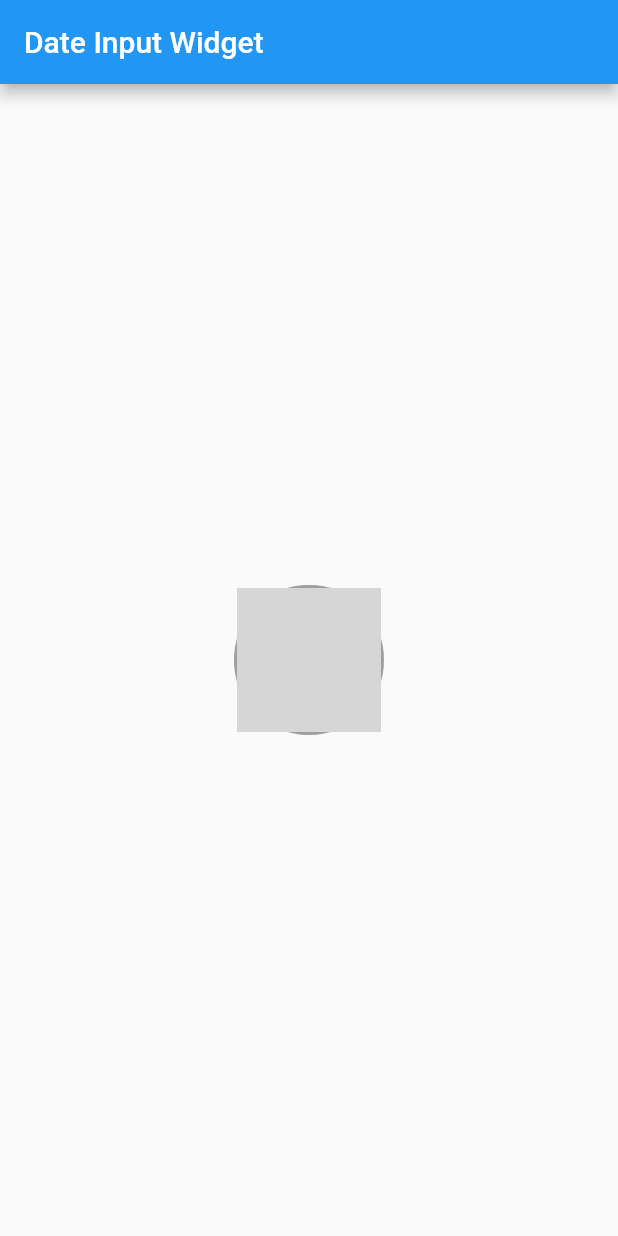
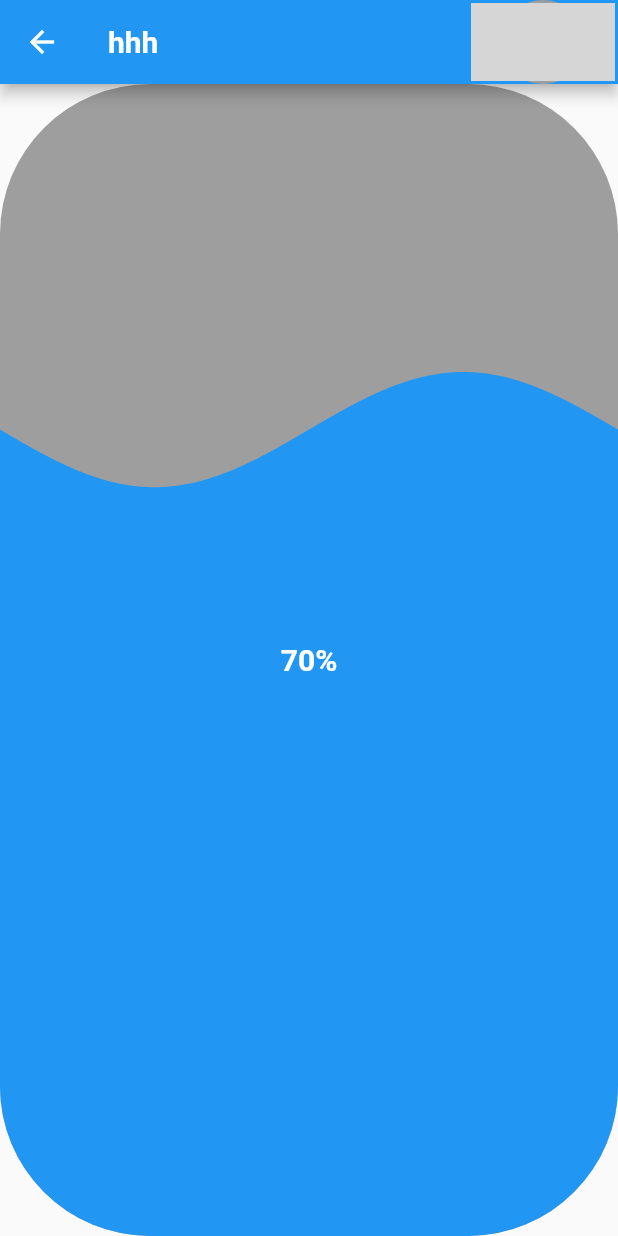
Before and after one commit to HoussamBnhammou/pregnancy_app_prototype, a Flutter app: the screen it shows after launch, on a phone screen of 412 x 824 dp. Run offline on Flutter 3.47's test engine with Material 2 defaults, Android fonts, the phone set to English and light mode, and no system bars; drawn by our look-alikes of liquid_progress_indicator; network calls fail; grey boxes are pictures that could not be loaded.

Commit message:
prduction cycle week 1

```diff
--- a/lib/main.dart
+++ b/lib/main.dart
@@ -1,26 +1,34 @@
 import 'package:flutter/material.dart';
 import 'widgets/dateInputWidgets/dateInputWidget.dart';
 import 'widgets/profileButtonWidgets/profileButtonWidgets.dart';
+import 'widgets/nav_bar/nav_bar.dart';
+import 'widgets/charts/liquid_fill_gauge.dart';
 
-void main() {
+void main(n) {
   runApp(MyApp());
 }
 
-class MyApp extends StatelessWidget {
+class MyApp extends StatelessWidget{
   final String imageUrl = '../y_and_b.jpg';
   @override
   Widget build(BuildContext context) {
+    var navbar = NavigationBarWidget(pageTitle:'hhh',
+        onBackButtonPressed:()=>{true},
+        onProfileButtonPressed:()=>{true} );
     return MaterialApp(
+
       title: 'Date Input Widget',
       home: Scaffold(
-        appBar: AppBar(
-          title: Text('Date Input Widget'),
+        appBar: PreferredSize (
+        preferredSize: navbar.preferredSize,
+        child: navbar
         ),
         body: Center(
-          child:  ProfileCircleWidget(
-          imageUrl: imageUrl,
-          onPressed: ()=>{true},
-        ),
+          child:  WaterIntakeGauge(
+  value: 0.7, // Replace this with the actual progress value (between 0.0 and 1.0)
+  height: 200, // Customize the height of the gauge
+ // Customize the water color
+),
         ),
       ),
     );
--- /dev/null
+++ b/lib/widgets/charts/liquid_fill_gauge.dart
@@ -0,0 +1,33 @@
+import 'package:flutter/material.dart';
+import 'package:liquid_progress_indicator/liquid_progress_indicator.dart';
+
+class WaterIntakeGauge extends StatelessWidget {
+  final double value; // Value between 0.0 and 1.0 representing the progress
+  final double height; // Height of the gauge
+  final Color waterColor; // Color for the water in the gauge
+
+  WaterIntakeGauge({
+    required this.value,
+    this.height = 150,
+    this.waterColor = Colors.blue, // Provide a default water color
+  });
+
+  @override
+  Widget build(BuildContext context) {
+    return LiquidLinearProgressIndicator(
+      value: value,
+      backgroundColor: Colors.grey, // Customize the background color
+      valueColor: AlwaysStoppedAnimation(waterColor),
+      borderRadius: height / 2,
+      direction: Axis.vertical, // Use Axis.horizontal for horizontal gauge
+      center: Text(
+        '${(value * 100).toInt()}%',
+        style: TextStyle(
+          color: Colors.white,
+          fontSize: 20,
+          fontWeight: FontWeight.bold,
+        ),
+      ),
+    );
+  }
+}
--- /dev/null
+++ b/lib/widgets/nav_bar/nav_bar.dart
@@ -0,0 +1,39 @@
+import 'package:flutter/material.dart';
+import '../profileButtonWidgets/profileButtonWidgets.dart';
+
+class NavigationBarWidget extends StatelessWidget {
+  final String pageTitle;
+  final Function() onBackButtonPressed;
+  final Function() onProfileButtonPressed;
+
+  NavigationBarWidget({
+    required this.pageTitle,
+    required this.onBackButtonPressed,
+    required this.onProfileButtonPressed,
+  });
+  Size get preferredSize => Size.fromHeight(kToolbarHeight);
+  @override
+  Widget build(BuildContext context) {
+    return AppBar(
+      backgroundColor: Colors.blue, // Set the desired app bar background color
+      leading: IconButton(
+        icon: Icon(Icons.arrow_back),
+        onPressed: onBackButtonPressed,
+        color: Colors.white, // Set the desired back button icon color
+      ),
+      title: Text(
+        pageTitle,
+        style: TextStyle(
+          color: Colors.white, // Set the desired text color
+          fontSize: 20,
+          fontWeight: FontWeight.bold,
+        ),
+      ),
+      actions: [
+        ProfileCircleWidget(
+          imageUrl: '',
+          onPressed: ()=>{true}),
+      ],
+    );
+  }
+}
--- /dev/null
+++ b/lib/widgets/symptom_tag_widget/symptoms_tags_widget.dart
@@ -0,0 +1 @@
+// we ought to modift return_button_widget and make costumisabale further
--- a/pubspec.yaml
+++ b/pubspec.yaml
@@ -30,7 +30,7 @@ environment:
 dependencies:
   flutter:
     sdk: flutter
-
+  liquid_progress_indicator: ^0.4.0
 
   # The following adds the Cupertino Icons font to your application.
   # Use with the CupertinoIcons class for iOS style icons.
```
Also changed, not shown: lib/widgets/article_widget/article_component.dart (added, +34 -0 lines), lib/widgets/baby_widget/baby_widget.dart (added, +31 -0 lines), lib/widgets/counter_widget/counter_widget.dart (added, +26 -0 lines), lib/widgets/return_button_widget/return_button_widget.dart (added, +19 -0 lines), pubspec.lock, 1 other file.
